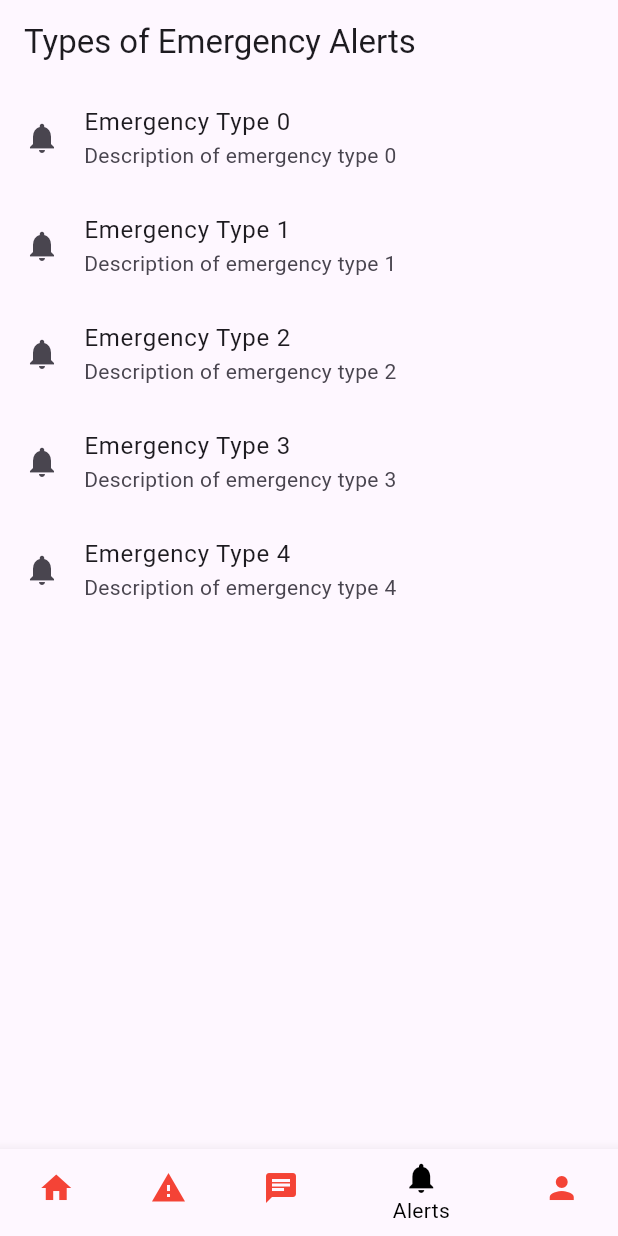
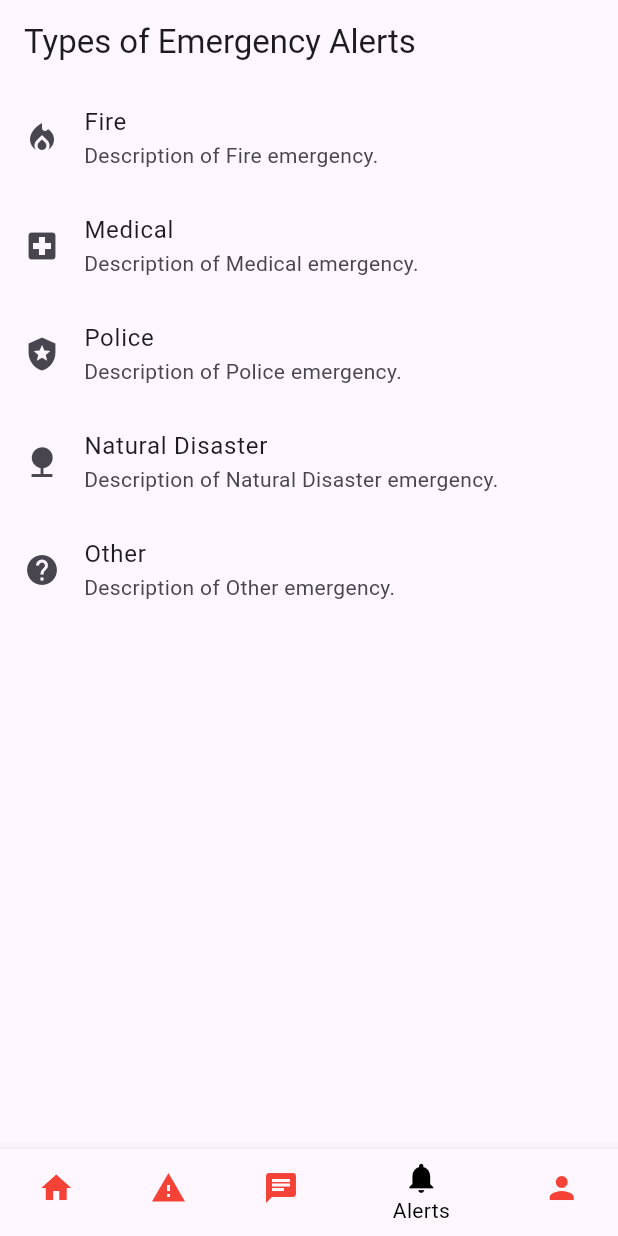
Before and after one commit to a1rzayev/M112, a Flutter app: the screen it shows after launch, item 4 of the bottom bar chosen, on a phone screen of 412 x 824 dp. Run offline on Flutter 3.47's test engine with Material 3 defaults, Android fonts, the phone set to English and light mode, and no system bars.

Commit message:
fix pages

```diff
--- /dev/null
+++ b/lib/enums/emergency_type.dart
@@ -0,0 +1,7 @@
+enum EmergencyType {
+  Fire,
+  Medical,
+  Police,
+  NaturalDisaster,
+  Other,
+}
--- a/lib/pages/emergency_alerts_page.dart
+++ b/lib/pages/emergency_alerts_page.dart
@@ -1,6 +1,43 @@
 import 'package:flutter/material.dart';
+import '../enums/emergency_type.dart';
 
 class EmergencyAlertsPage extends StatelessWidget {
+  final List<EmergencyType> emergencyTypes = EmergencyType.values;
+
+  String getEmergencyTypeName(EmergencyType type) {
+    switch (type) {
+      case EmergencyType.Fire:
+        return 'Fire';
+      case EmergencyType.Medical:
+        return 'Medical';
+      case EmergencyType.Police:
+        return 'Police';
+      case EmergencyType.NaturalDisaster:
+        return 'Natural Disaster';
+      case EmergencyType.Other:
+        return 'Other';
+      default:
+        return '';
+    }
+  }
+
+  IconData getEmergencyTypeIcon(EmergencyType type) {
+    switch (type) {
+      case EmergencyType.Fire:
+        return Icons.local_fire_department;
+      case EmergencyType.Medical:
+        return Icons.local_hospital;
+      case EmergencyType.Police:
+        return Icons.local_police;
+      case EmergencyType.NaturalDisaster:
+        return Icons.nature;
+      case EmergencyType.Other:
+        return Icons.help;
+      default:
+        return Icons.help;
+    }
+  }
+
   @override
   Widget build(BuildContext context) {
     return Scaffold(
@@ -8,14 +45,15 @@ class EmergencyAlertsPage extends StatelessWidget {
         title: Text('Types of Emergency Alerts'),
       ),
       body: ListView.builder(
-        itemCount: 5,
+        itemCount: emergencyTypes.length,
         itemBuilder: (context, index) {
+          EmergencyType type = emergencyTypes[index];
           return ListTile(
-            leading: Icon(Icons.notifications),
-            title: Text('Emergency Type $index'),
-            subtitle: Text('Description of emergency type $index'),
+            leading: Icon(getEmergencyTypeIcon(type)),
+            title: Text(getEmergencyTypeName(type)),
+            subtitle: Text('Description of ${getEmergencyTypeName(type)} emergency.'),
             onTap: () {
-              // Navigate to alert settings
+              // Handle tap on emergency type
             },
           );
         },
--- a/lib/pages/profile_page.dart
+++ b/lib/pages/profile_page.dart
@@ -7,8 +7,7 @@ class ProfilePage extends StatelessWidget {
       appBar: AppBar(
         title: Text('Profile'),
       ),
-      body: Padding(
-        padding: const EdgeInsets.all(16.0),
+      body: Center(
         child: Column(
           children: [
             CircleAvatar(
```
Also changed, not shown: 1 other file.
